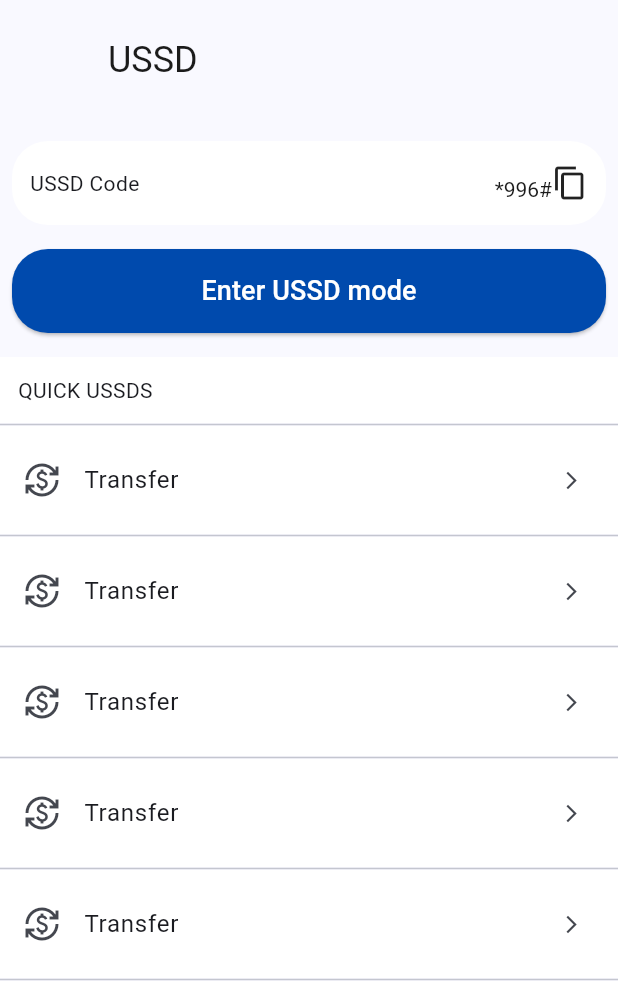
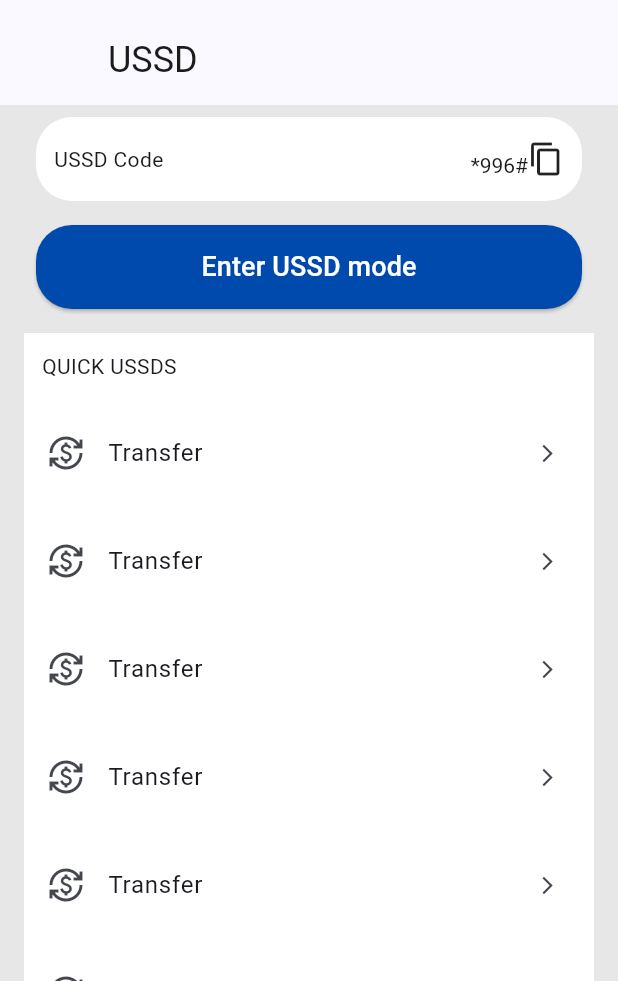
Before and after one commit to fikireab-m/amole-lite-clone, a Flutter app: the screen it shows after launch, item 2 of the bottom bar chosen, on a phone screen of 412 x 824 dp, the part 255-1236 px from its top. Run offline on Flutter 3.47's test engine with Material 3 defaults, Android fonts, the phone set to English and light mode, and no system bars; missing offline and left inert: country_flags.

Commit message:
using common layout

```diff
--- a/lib/screens/Layout/layout.dart
+++ b/lib/screens/Layout/layout.dart
@@ -3,14 +3,22 @@ import 'package:amole_lite/screens/widgets/appbar.dart';
 import 'package:flutter/material.dart';
 
 class PageLayout extends StatelessWidget {
-  final Widget child;
+  final Widget header;
+  final Widget content;
   final String appbarTitle;
-  const PageLayout({super.key, required this.child, required this.appbarTitle});
+  final int? count;
+  const PageLayout(
+      {super.key,
+      required this.header,
+      required this.appbarTitle,
+      required this.content,
+      this.count = 10});
 
   @override
   Widget build(BuildContext context) {
     return SafeArea(
       child: Scaffold(
+        backgroundColor: ColorConst.lightGrayBackground,
         body: CustomScrollView(
           slivers: <Widget>[
             SliverAppBar(
@@ -34,11 +42,17 @@ class PageLayout extends StatelessWidget {
                 onPressed: () => Navigator.pop(context),
               ),
             ),
-            SliverFillRemaining(
-              child: Center(
-                child: child,
+            SliverList(
+              delegate: SliverChildBuilderDelegate(
+                (context, i) => Padding(
+                  padding: const EdgeInsets.symmetric(
+                    horizontal: 16.0,
+                  ),
+                  child: i == 0 ? header : content,
+                ),
+                childCount: count,
               ),
-            )
+            ),
           ],
         ),
       ),
--- a/lib/screens/exchange/widgets/exchange_row.dart
+++ b/lib/screens/exchange/widgets/exchange_row.dart
@@ -15,6 +15,7 @@ class ExchangeRow extends StatelessWidget {
       child: Container(
         padding: const EdgeInsets.symmetric(vertical: 8.0),
         decoration: const BoxDecoration(
+          color: ColorConst.lightBackground,
           border: Border(
             bottom:
                 BorderSide(width: 1.0, color: ColorConst.lightGrayBackground),
--- a/lib/screens/ussd/ussd.dart
+++ b/lib/screens/ussd/ussd.dart
@@ -1,5 +1,6 @@
 import 'package:amole_lite/constants/const_colors.dart';
 import 'package:amole_lite/screens/Layout/layout.dart';
+import 'package:amole_lite/screens/ussd/widgets/page_info.dart';
 import 'package:amole_lite/screens/ussd/widgets/ussd_tile.dart';
 import 'package:amole_lite/screens/widgets/common_btn.dart';
 import 'package:flutter/material.dart';
@@ -9,84 +10,11 @@ class USSD extends StatelessWidget {
 
   @override
   Widget build(BuildContext context) {
-    final sc = MediaQuery.of(context).size;
-    return PageLayout(
+    return const PageLayout(
       appbarTitle: "USSD",
-      child: SizedBox(
-        height: sc.height - 160,
-        child: Padding(
-          padding: const EdgeInsets.only(top: 16.0),
-          child: ListView.separated(
-            scrollDirection: Axis.vertical,
-            itemBuilder: (context, i) {
-              return i == 0
-                  ? Column(
-                      crossAxisAlignment: CrossAxisAlignment.start,
-                      children: [
-                        Container(
-                          margin:
-                              const EdgeInsets.fromLTRB(8.0, 8.0, 8.0, 16.0),
-                          padding: const EdgeInsets.symmetric(
-                            horizontal: 12.0,
-                            vertical: 16.0,
-                          ),
-                          decoration: BoxDecoration(
-                              borderRadius: BorderRadius.circular(24.0),
-                              color: ColorConst.lightBackground),
-                          child: Row(
-                            mainAxisAlignment: MainAxisAlignment.spaceBetween,
-                            crossAxisAlignment: CrossAxisAlignment.center,
-                            children: [
-                              const Text('USSD Code'),
-                              GestureDetector(
-                                child: RichText(
-                                  text: const TextSpan(
-                                    style: TextStyle(
-                                      color: ColorConst.darkTextColor,
-                                    ),
-                                    children: [
-                                      TextSpan(text: '*996#'),
-                                      WidgetSpan(
-                                        child: Icon(Icons.copy),
-                                      )
-                                    ],
-                                  ),
-                                ),
-                              )
-                            ],
-                          ),
-                        ),
-                        Padding(
-                          padding: const EdgeInsets.symmetric(
-                            horizontal: 8.0,
-                          ),
-                          child: ButCommon(
-                            callback: () {},
-                            command: 'Enter USSD mode',
-                            color: ColorConst.primaryColor,
-                            size: 56.0,
-                            fSize: 18.0,
-                            radius: 24.0,
-                          ),
-                        ),
-                        Container(
-                          padding: const EdgeInsets.all(12.0),
-                          width: double.infinity,
-                          margin: const EdgeInsets.only(top: 16.0),
-                          color: ColorConst.lightBackground,
-                          child: const Text('QUICK USSDS'),
-                        )
-                      ],
-                    )
-                  : const UssdTile();
-            },
-            itemCount: 10,
-            separatorBuilder: (BuildContext context, i) {
-              return const Divider(height: 2.0);
-            },
-          ),
-        ),
-      ),
+      header: UssdPageInfo(),
+      content: UssdTile(),
+      count: 10,
     );
   }
 }
--- /dev/null
+++ b/lib/screens/ussd/widgets/page_info.dart
@@ -0,0 +1,68 @@
+import 'package:amole_lite/constants/const_colors.dart';
+import 'package:amole_lite/screens/widgets/common_btn.dart';
+import 'package:flutter/material.dart';
+
+class UssdPageInfo extends StatelessWidget {
+  const UssdPageInfo({super.key});
+
+  @override
+  Widget build(BuildContext context) {
+    return Column(
+      crossAxisAlignment: CrossAxisAlignment.start,
+      children: [
+        Container(
+          margin: const EdgeInsets.fromLTRB(8.0, 8.0, 8.0, 16.0),
+          padding: const EdgeInsets.symmetric(
+            horizontal: 12.0,
+            vertical: 16.0,
+          ),
+          decoration: BoxDecoration(
+              borderRadius: BorderRadius.circular(24.0),
+              color: ColorConst.lightBackground),
+          child: Row(
+            mainAxisAlignment: MainAxisAlignment.spaceBetween,
+            crossAxisAlignment: CrossAxisAlignment.center,
+            children: [
+              const Text('USSD Code'),
+              GestureDetector(
+                child: RichText(
+                  text: const TextSpan(
+                    style: TextStyle(
+                      color: ColorConst.darkTextColor,
+                    ),
+                    children: [
+                      TextSpan(text: '*996#'),
+                      WidgetSpan(
+                        child: Icon(Icons.copy),
+                      )
+                    ],
+                  ),
+                ),
+              )
+            ],
+          ),
+        ),
+        Padding(
+          padding: const EdgeInsets.symmetric(
+            horizontal: 8.0,
+          ),
+          child: ButCommon(
+            callback: () {},
+            command: 'Enter USSD mode',
+            color: ColorConst.primaryColor,
+            size: 56.0,
+            fSize: 18.0,
+            radius: 24.0,
+          ),
+        ),
+        Container(
+          padding: const EdgeInsets.all(12.0),
+          width: double.infinity,
+          margin: const EdgeInsets.only(top: 16.0),
+          color: ColorConst.lightBackground,
+          child: const Text('QUICK USSDS'),
+        )
+      ],
+    );
+  }
+}
```
Also changed, not shown: lib/screens/exchange/exchange_rate.dart (+5 -56 lines), lib/screens/exchange/widgets/page_info.dart (added, +49 -0 lines).
